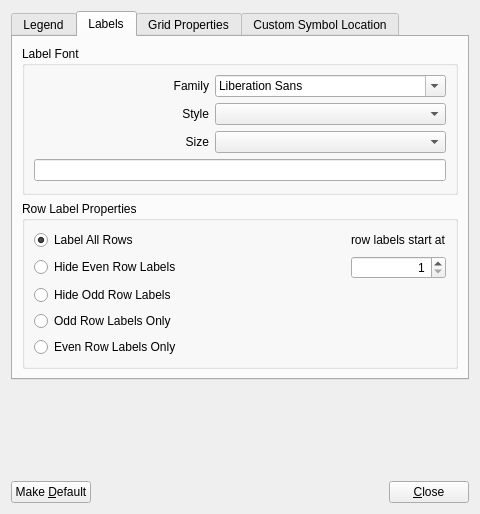
Above: sconcho/gui/ui/preferences_dialog.ui from haskelladdict/sconcho before the change. Below: the same form after it.
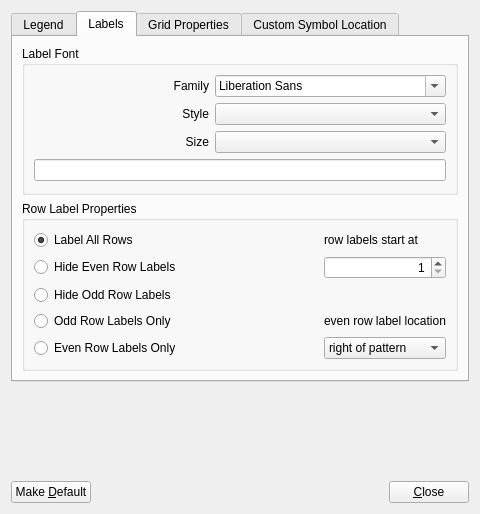
That is the form after the change. The open tabs and pages were chosen to show the change.

Commit message:
Added ability for odd row labels to appear on left or right.
Thanks much to SoCaAnne@ravelry for suggesting this addition.

What changed in the file:
```diff
--- a/sconcho/gui/ui/preferences_dialog.ui
+++ b/sconcho/gui/ui/preferences_dialog.ui
@@ -251,6 +251,27 @@
               </property>
              </spacer>
             </item>
+            <item row="6" column="2">
+             <widget class="QLabel" name="label_9">
+              <property name="text">
+               <string>even row label location</string>
+              </property>
+             </widget>
+            </item>
+            <item row="7" column="2">
+             <widget class="QComboBox" name="evenRowLabelLocationComboBox">
+              <item>
+               <property name="text">
+                <string>right of pattern</string>
+               </property>
+              </item>
+              <item>
+               <property name="text">
+                <string>left of pattern</string>
+               </property>
+              </item>
+             </widget>
+            </item>
            </layout>
           </item>
          </layout>
```
The commit also changes 14 other files.
